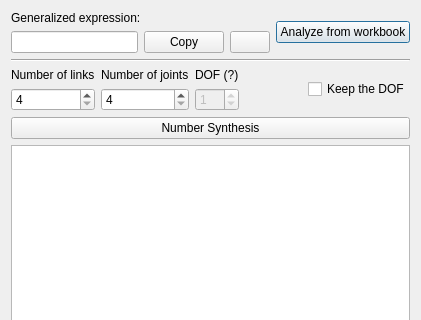
Qt form core/synthesis/NumberAndTypeSynthesis/Permutations.ui (KmolYuan/Pyslvs-UI) before a commit; both pictures show x 0 to 421 and y 0 to 320 of the 421 by 609 pixel window.
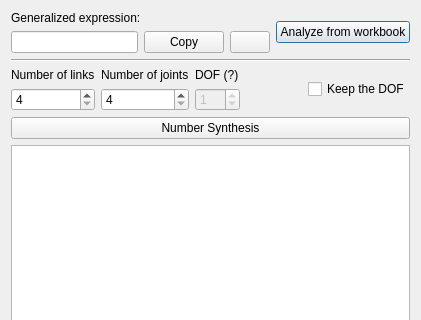
The same form after that commit. Icons and pictures are not drawn.

Commit message: DOF value in Number synthesis can be negtive.

```diff
--- a/core/synthesis/NumberAndTypeSynthesis/Permutations.ui
+++ b/core/synthesis/NumberAndTypeSynthesis/Permutations.ui
@@ -140,6 +140,9 @@
              <property name="enabled">
               <bool>false</bool>
              </property>
+             <property name="minimum">
+              <number>-99</number>
+             </property>
              <property name="value">
               <number>1</number>
              </property>
```
The commit also changes 1 other file.
